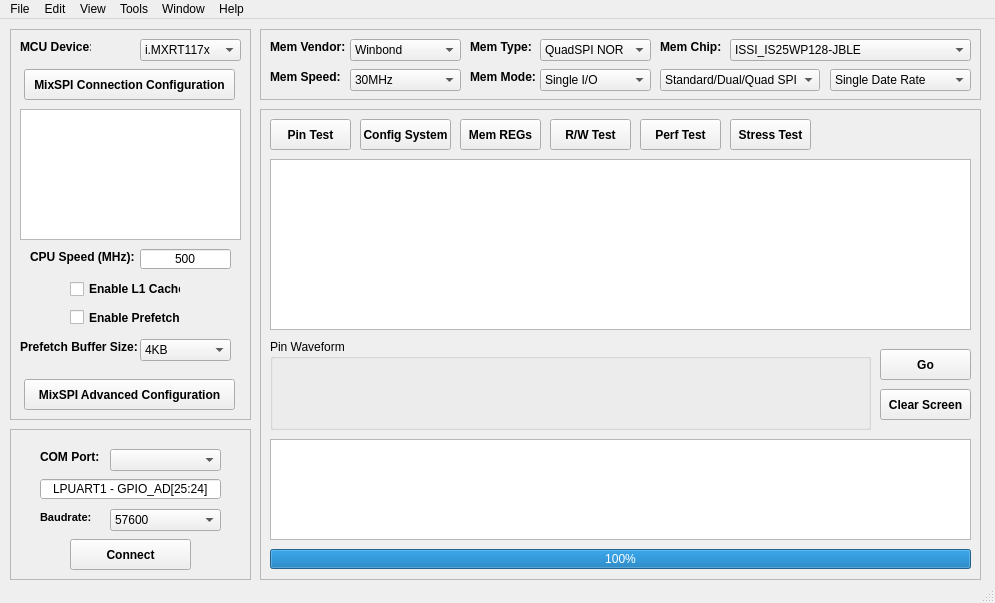
The window that gui/MCU-MemTestUtility.ui (JayHeng/MCU-MemTestUtility) describes before a commit, drawn with Qt 5.
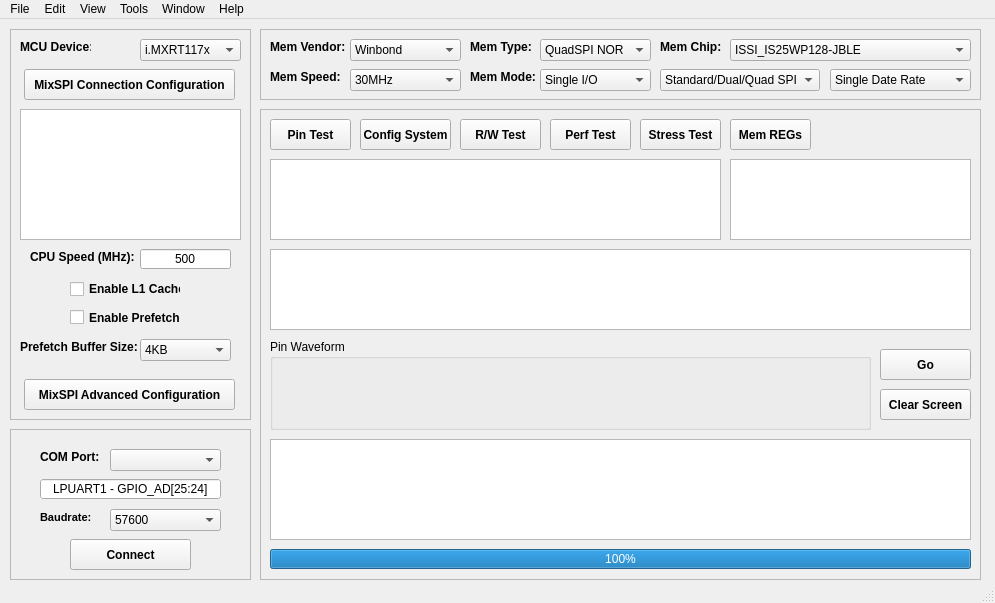
The same window after the commit.

Commit message: Split main display win into three

The edit to the form file:
```diff
--- a/gui/MCU-MemTestUtility.ui
+++ b/gui/MCU-MemTestUtility.ui
@@ -795,7 +795,7 @@
     <widget class="QPushButton" name="pushButton_memRegs">
      <property name="geometry">
       <rect>
-       <x>200</x>
+       <x>470</x>
        <y>10</y>
        <width>81</width>
        <height>31</height>
@@ -816,8 +816,8 @@
       <rect>
        <x>10</x>
        <y>50</y>
-       <width>701</width>
-       <height>171</height>
+       <width>451</width>
+       <height>81</height>
       </rect>
      </property>
      <property name="font">
@@ -836,7 +836,7 @@
     <widget class="QPushButton" name="pushButton_perfTest">
      <property name="geometry">
       <rect>
-       <x>380</x>
+       <x>290</x>
        <y>10</y>
        <width>81</width>
        <height>31</height>
@@ -916,7 +916,7 @@
     <widget class="QPushButton" name="pushButton_stressTest">
      <property name="geometry">
       <rect>
-       <x>470</x>
+       <x>380</x>
        <y>10</y>
        <width>81</width>
        <height>31</height>
@@ -973,7 +973,7 @@
     <widget class="QPushButton" name="pushButton_rwTest">
      <property name="geometry">
       <rect>
-       <x>290</x>
+       <x>200</x>
        <y>10</y>
        <width>81</width>
        <height>31</height>
@@ -1002,6 +1002,50 @@
       <string>Pin Waveform</string>
      </property>
     </widget>
+    <widget class="QTextEdit" name="textEdit_displayWinReg">
+     <property name="geometry">
+      <rect>
+       <x>470</x>
+       <y>50</y>
+       <width>241</width>
+       <height>81</height>
+      </rect>
+     </property>
+     <property name="font">
+      <font>
+       <weight>50</weight>
+       <bold>false</bold>
+      </font>
+     </property>
+     <property name="frameShadow">
+      <enum>QFrame::Plain</enum>
+     </property>
+     <property name="readOnly">
+      <bool>true</bool>
+     </property>
+    </widget>
+    <widget class="QTextEdit" name="textEdit_displayWinTest">
+     <property name="geometry">
+      <rect>
+       <x>10</x>
+       <y>140</y>
+       <width>701</width>
+       <height>81</height>
+      </rect>
+     </property>
+     <property name="font">
+      <font>
+       <weight>50</weight>
+       <bold>false</bold>
+      </font>
+     </property>
+     <property name="frameShadow">
+      <enum>QFrame::Plain</enum>
+     </property>
+     <property name="readOnly">
+      <bool>true</bool>
+     </property>
+    </widget>
    </widget>
   </widget>
   <widget class="QMenuBar" name="menubar">
```
The commit also changes 3 other files.
